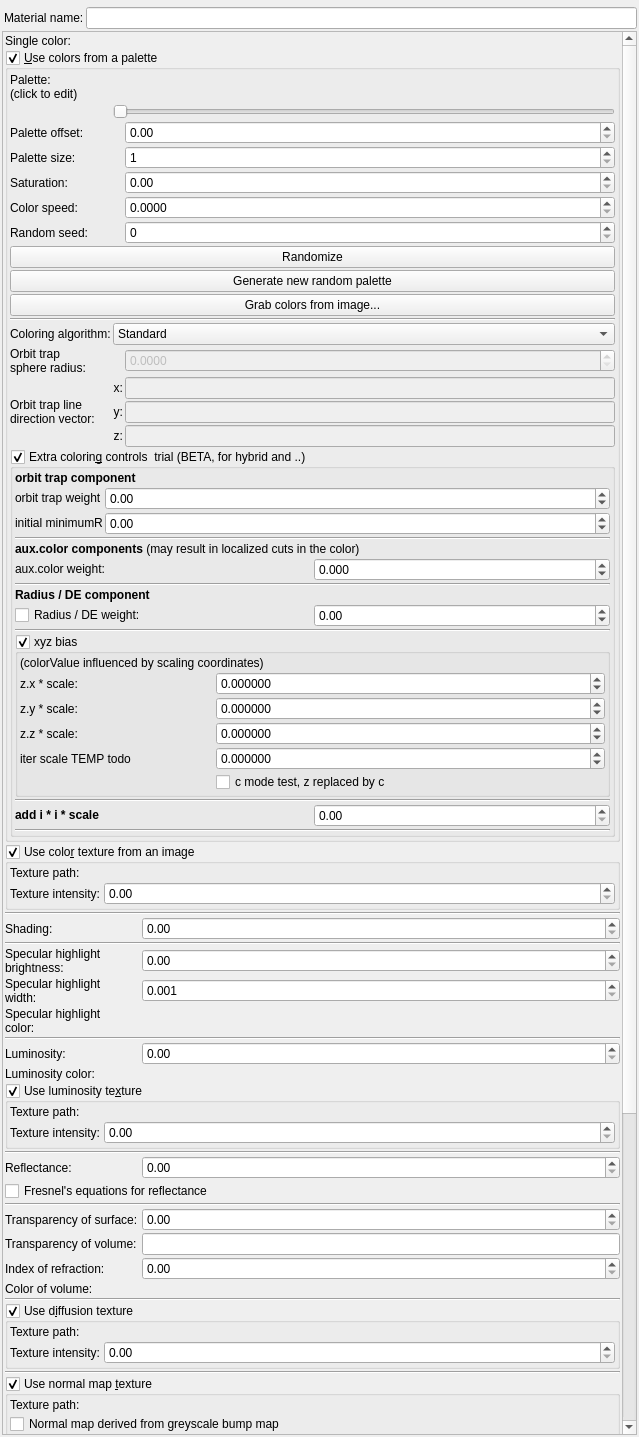
This is mandelbulber2/qt/material_editor.ui in buddhi1980/mandelbulber2 as Qt 5 draws it before an edit. The edited form follows.
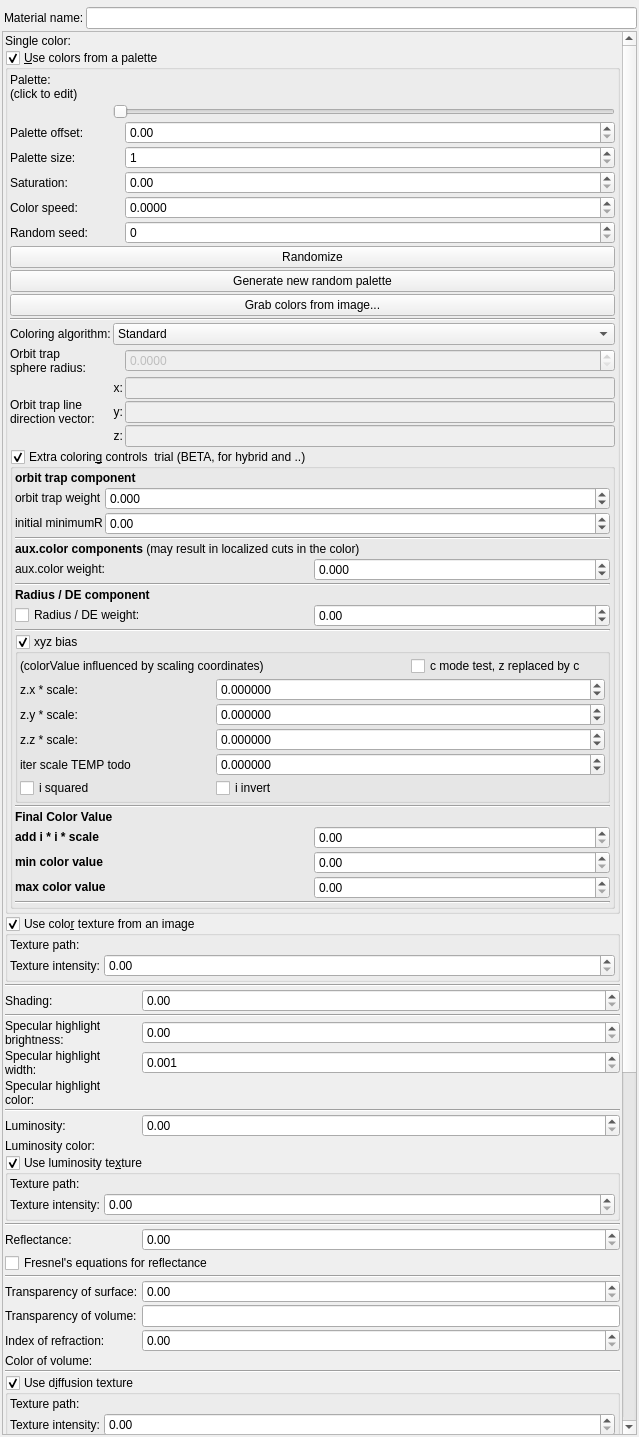
This is the edited form. Icons and pictures are not drawn. Custom widgets are drawn as their Qt base class.

Commit message: more hybrid color code, max & min color value enables capping palette, plus you can use them to determine the colorValue range you are working in

What changed in the file:
```diff
--- a/mandelbulber2/qt/material_editor.ui
+++ b/mandelbulber2/qt/material_editor.ui
@@ -81,9 +81,9 @@
       <property name="geometry">
        <rect>
         <x>0</x>
-        <y>0</y>
+        <y>-240</y>
         <width>619</width>
-        <height>2064</height>
+        <height>2145</height>
        </rect>
       </property>
       <layout class="QVBoxLayout" name="verticalLayout_2">
@@ -1198,7 +1198,7 @@
                     <string/>
                    </property>
                    <property name="decimals">
-                    <number>2</number>
+                    <number>3</number>
                    </property>
                    <property name="minimum">
                     <double>-9999.989999999999782</double>
@@ -1330,78 +1330,36 @@
                       <property name="spacing">
                        <number>2</number>
                       </property>
-                      <item row="7" column="0">
+                      <item row="8" column="0">
                        <widget class="QLabel" name="label_36">
                         <property name="text">
                          <string>z.x * scale:</string>
                         </property>
                        </widget>
                       </item>
-                      <item row="8" column="0">
+                      <item row="9" column="0">
                        <widget class="QLabel" name="label_37">
                         <property name="text">
                          <string>z.y * scale:</string>
                         </property>
                        </widget>
                       </item>
-                      <item row="10" column="0">
+                      <item row="11" column="0">
                        <widget class="QLabel" name="label_35">
                         <property name="text">
                          <string>iter scale TEMP todo</string>
                         </property>
                        </widget>
                       </item>
-                      <item row="9" column="0">
+                      <item row="10" column="0">
                        <widget class="QLabel" name="label_38">
                         <property name="text">
                          <string>z.z * scale:</string>
                         </property>
                        </widget>
                       </item>
-                      <item row="3" column="0" colspan="3">
-                       <widget class="QLabel" name="label_40">
-                        <property name="text">
-                         <string>(colorValue influenced by scaling coordinates)</string>
-                        </property>
-                       </widget>
-                      </item>
-                      <item row="11" column="1">
-                       <widget class="QCheckBox" name="checkBox_fractal_coloring_c_mode_enabled_false">
-                        <property name="text">
-                         <string notr="true">c mode test, z replaced by c</string>
-                        </property>
-                       </widget>
-                      </item>
-                      <item row="7" column="1" colspan="2">
-                       <widget class="MyDoubleSpinBox" name="spinbox3_fractal_coloring_xyz_000_x">
-                        <property name="sizePolicy">
-                         <sizepolicy hsizetype="Minimum" vsizetype="Maximum">
-                          <horstretch>0</horstretch>
-                          <verstretch>0</verstretch>
-                         </sizepolicy>
-                        </property>
-                        <property name="prefix">
-                         <string/>
-                        </property>
-                        <property name="suffix">
-                         <string/>
-                        </property>
-                        <property name="decimals">
-                         <number>6</number>
-                        </property>
-                        <property name="minimum">
-                         <double>-9999.999900000000707</double>
-                        </property>
-                        <property name="maximum">
-                         <double>9999.999900000000707</double>
-                        </property>
-                        <property name="singleStep">
-                         <double>0.100000000000000</double>
-                        </property>
-                       </widget>
-                      </item>
                       <item row="8" column="1" colspan="2">
-                       <widget class="MyDoubleSpinBox" name="spinbox3_fractal_coloring_xyz_000_y">
+                       <widget class="MyDoubleSpinBox" name="spinbox3_fractal_coloring_xyz_000_x">
                         <property name="sizePolicy">
                          <sizepolicy hsizetype="Minimum" vsizetype="Maximum">
                           <horstretch>0</horstretch>
@@ -1429,7 +1387,7 @@
                        </widget>
                       </item>
                       <item row="9" column="1" colspan="2">
-                       <widget class="MyDoubleSpinBox" name="spinbox3_fractal_coloring_xyz_000_z">
+                       <widget class="MyDoubleSpinBox" name="spinbox3_fractal_coloring_xyz_000_y">
                         <property name="sizePolicy">
                          <sizepolicy hsizetype="Minimum" vsizetype="Maximum">
                           <horstretch>0</horstretch>
@@ -1457,6 +1415,34 @@
                        </widget>
                       </item>
                       <item row="10" column="1" colspan="2">
+                       <widget class="MyDoubleSpinBox" name="spinbox3_fractal_coloring_xyz_000_z">
+                        <property name="sizePolicy">
+                         <sizepolicy hsizetype="Minimum" vsizetype="Maximum">
+                          <horstretch>0</horstretch>
+                          <verstretch>0</verstretch>
+                         </sizepolicy>
+                        </property>
+                        <property name="prefix">
+                         <string/>
+                        </property>
+                        <property name="suffix">
+                         <string/>
+                        </property>
+                        <property name="decimals">
+                         <number>6</number>
+                        </property>
+                        <property name="minimum">
+                         <double>-9999.999900000000707</double>
+                        </property>
+                        <property name="maximum">
+                         <double>9999.999900000000707</double>
+                        </property>
+                        <property name="singleStep">
+                         <double>0.100000000000000</double>
+                        </property>
+                       </widget>
+                      </item>
+                      <item row="11" column="1" colspan="2">
                        <widget class="MyDoubleSpinBox" name="spinbox_fractal_coloring_xyz_iter_scale">
                         <property name="sizePolicy">
                          <sizepolicy hsizetype="Minimum" vsizetype="Maximum">
@@ -1484,6 +1470,34 @@
                         </property>
                        </widget>
                       </item>
+                      <item row="12" column="0">
+                       <widget class="QCheckBox" name="checkBox_fractal_coloring_i_squared_enabled_false">
+                        <property name="text">
+                         <string notr="true">i squared</string>
+                        </property>
+                       </widget>
+                      </item>
+                      <item row="7" column="2">
+                       <widget class="QCheckBox" name="checkBox_fractal_coloring_c_mode_enabled_false">
+                        <property name="text">
+                         <string notr="true">c mode test, z replaced by c</string>
+                        </property>
+                       </widget>
+                      </item>
+                      <item row="7" column="0" colspan="2">
+                       <widget class="QLabel" name="label_40">
+                        <property name="text">
+                         <string>(colorValue influenced by scaling coordinates)</string>
+                        </property>
+                       </widget>
+                      </item>
+                      <item row="12" column="1">
+                       <widget class="QCheckBox" name="checkBox_fractal_coloring_i_invert_enabled_false">
+                        <property name="text">
+                         <string notr="true">i invert</string>
+                        </property>
+                       </widget>
+                      </item>
                      </layout>
                     </item>
                    </layout>
@@ -1527,7 +1541,7 @@
                    </property>
                   </widget>
                  </item>
-                 <item row="22" column="1">
+                 <item row="23" column="1">
                   <widget class="MyDoubleSpinBox" name="spinbox_fractal_coloring_ii_add_scale">
                    <property name="sizePolicy">
                     <sizepolicy hsizetype="Minimum" vsizetype="Maximum">
@@ -1637,13 +1651,96 @@
                    </property>
                   </widget>
                  </item>
-                 <item row="22" column="0">
-                  <widget class="QLabel" name="label_34">
+                 <item row="26" column="0">
+                  <widget class="QLabel" name="label_41">
+                   <property name="text">
+                    <string>&lt;html&gt;&lt;head/&gt;&lt;body&gt;&lt;p&gt;&lt;span style=&quot; font-weight:600;&quot;&gt;max color value&lt;/span&gt;&lt;/p&gt;&lt;/body&gt;&lt;/html&gt;</string>
+                   </property>
+                  </widget>
+                 </item>
+                 <item row="23" column="0">
+                  <widget class="QLabel" name="label_39">
                    <property name="text">
                     <string>&lt;html&gt;&lt;head/&gt;&lt;body&gt;&lt;p&gt;&lt;span style=&quot; font-weight:600;&quot;&gt;add i * i * scale&lt;/span&gt;&lt;/p&gt;&lt;/body&gt;&lt;/html&gt;</string>
                    </property>
                   </widget>
                  </item>
+                 <item row="24" column="1">
+                  <widget class="MyDoubleSpinBox" name="spinbox_fractal_coloring_min_color_value">
+                   <property name="sizePolicy">
+                    <sizepolicy hsizetype="Minimum" vsizetype="Maximum">
+                     <horstretch>0</horstretch>
+                     <verstretch>0</verstretch>
+                    </sizepolicy>
+                   </property>
+                   <property name="prefix">
+                    <string/>
+                   </property>
+                   <property name="suffix">
+                    <string/>
+                   </property>
+                   <property name="decimals">
+                    <number>2</number>
+                   </property>
+                   <property name="minimum">
+                    <double>0.000000000000000</double>
+                   </property>
+                   <property name="maximum">
+                    <double>99999.000000000000000</double>
+                   </property>
+                   <property name="singleStep">
+                    <double>0.100000000000000</double>
+                   </property>
+                  </widget>
+                 </item>
+                 <item row="26" column="1">
+                  <widget class="MyDoubleSpinBox" name="spinbox_fractal_coloring_max_color_value">
+                   <property name="sizePolicy">
+                    <sizepolicy hsizetype="Minimum" vsizetype="Maximum">
+                     <horstretch>0</horstretch>
+                     <verstretch>0</verstretch>
+                    </sizepolicy>
+                   </property>
+                   <property name="prefix">
+                    <string/>
+                   </property>
+                   <property name="suffix">
+                    <string/>
+                   </property>
+                   <property name="decimals">
+                    <number>2</number>
+                   </property>
+                   <property name="minimum">
+                    <double>0.000000000000000</double>
+                   </property>
+                   <property name="maximum">
+                    <double>99999999.000000000000000</double>
+                   </property>
+                   <property name="singleStep">
+                    <double>0.100000000000000</double>
+                   </property>
+                  </widget>
+                 </item>
+                 <item row="24" column="0">
+                  <widget class="QLabel" name="label_34">
+                   <property name="text">
+                    <string>&lt;html&gt;&lt;head/&gt;&lt;body&gt;&lt;p&gt;&lt;span style=&quot; font-weight:600;&quot;&gt;min color value&lt;/span&gt;&lt;/p&gt;&lt;/body&gt;&lt;/html&gt;</string>
+                   </property>
+                  </widget>
+                 </item>
+                 <item row="22" column="0">
+                  <widget class="QLabel" name="label_77">
+                   <property name="font">
+                    <font>
+                     <weight>75</weight>
+                     <bold>true</bold>
+                    </font>
+                   </property>
+                   <property name="text">
+                    <string>&lt;html&gt;&lt;head/&gt;&lt;body&gt;&lt;p&gt;Final Color Value&lt;/p&gt;&lt;/body&gt;&lt;/html&gt;</string>
+                   </property>
+                  </widget>
+                 </item>
                 </layout>
                </item>
                <item>
```
Left out of the diff: 8 changed lines with no effect on the pictures. The commit also changes 5 other files.
